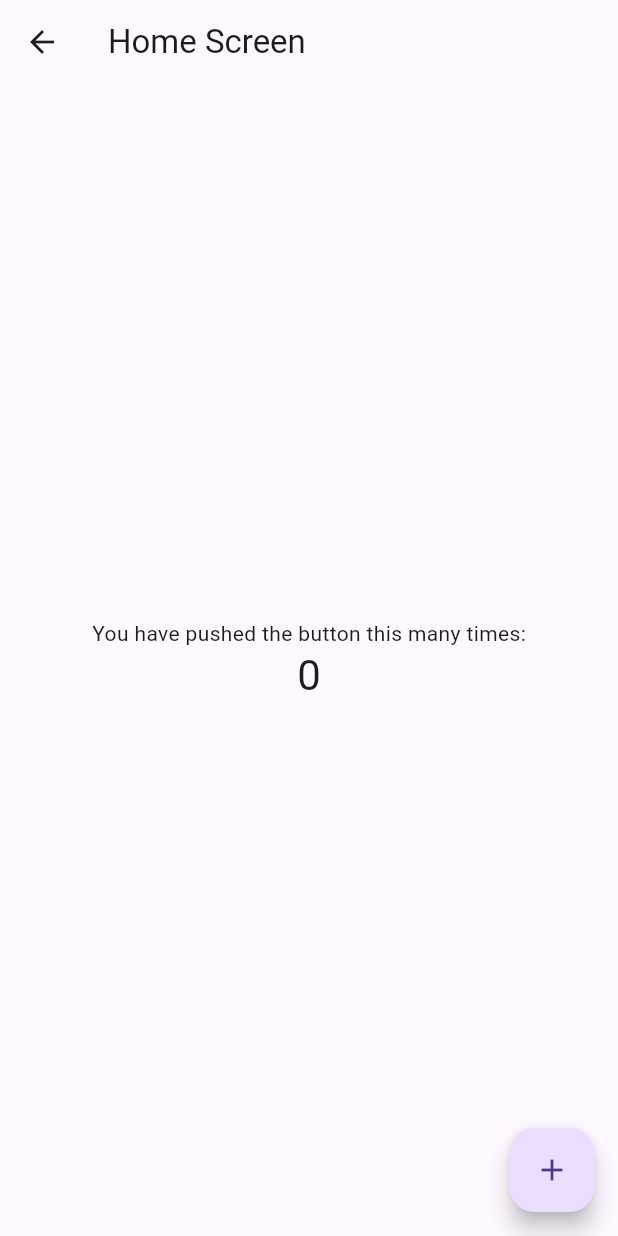
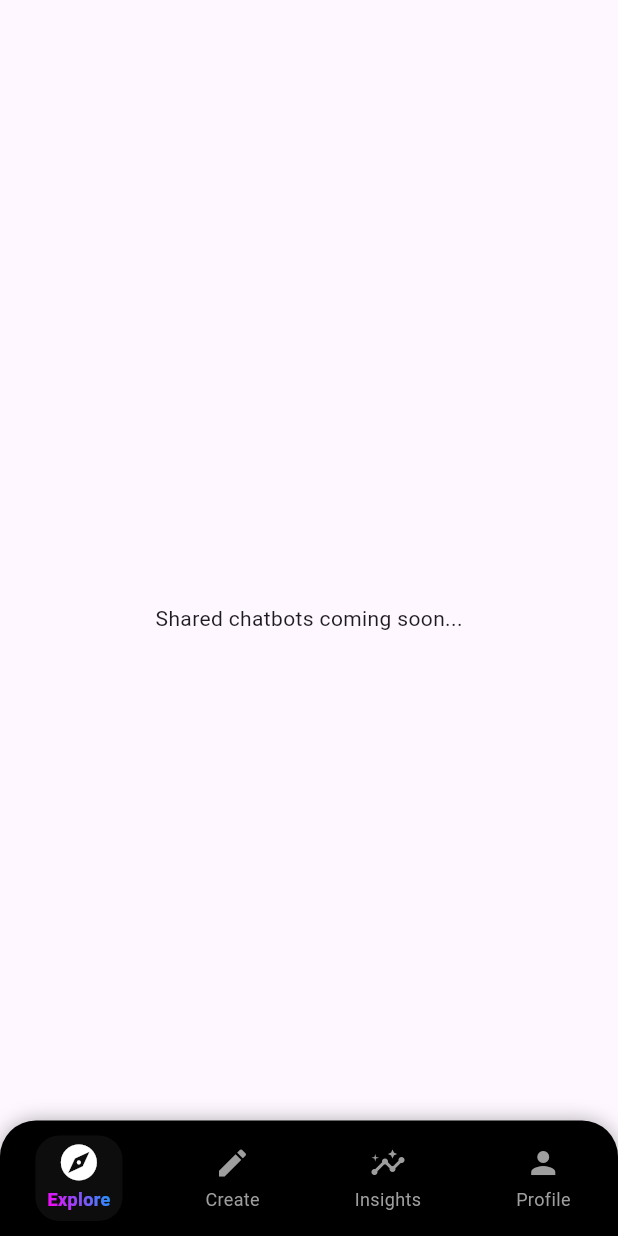
Before and after one commit to duythanh90/datawise-ai, a Flutter app: the HomeScreen screen opened by its route, on a phone screen of 412 x 824 dp. Run offline on Flutter 3.47's test engine with Material 3 defaults, Android fonts, the phone set to English and light mode, and no system bars; our stand-ins replace animate_do, firebase_auth, firebase_core, fluttertoast, google_sign_in, shared_preferences and 1 more; accounts and stored records are empty; Roboto replaces fonts that are missing (Montserrat); project files that could hold a hidden picture were left out.

Commit message:
home page design

```diff
--- a/assets/languages/en.json
+++ b/assets/languages/en.json
@@ -27,5 +27,9 @@
     "accept_privacy_policy": "I accept the privacy policy",
     "show_privacy_policy_button": "Show Privacy Policy",
     "close_button": "Close",
+    "tab_explore": "Explore",
+    "tab_create": "Create",
+    "tab_insights": "Insights",
+    "tab_profile": "Profile",
     "test": ""
 }
--- /dev/null
+++ b/lib/features/home/components/custom_bottom_nav.dart
@@ -0,0 +1,100 @@
+import 'package:flutter/material.dart';
+import 'package:flutter/services.dart';
+import 'package:datawiseai/widgets/gradient_text.dart';
+
+typedef OnTabSelected = void Function(int index);
+
+class CustomBottomNav extends StatelessWidget {
+  final int selectedIndex;
+  final List<Map<String, dynamic>> tabItems;
+  final OnTabSelected onTabSelected;
+
+  const CustomBottomNav({
+    super.key,
+    required this.selectedIndex,
+    required this.tabItems,
+    required this.onTabSelected,
+  });
+
+  @override
+  Widget build(BuildContext context) {
+    return Container(
+      padding: const EdgeInsets.symmetric(vertical: 10),
+      decoration: BoxDecoration(
+        color: Colors.black,
+        borderRadius: const BorderRadius.only(
+          topLeft: Radius.circular(24),
+          topRight: Radius.circular(24),
+        ),
+        boxShadow: [
+          BoxShadow(
+            color: Colors.black.withOpacity(0.3),
+            blurRadius: 10,
+          )
+        ],
+      ),
+      child: Row(
+        mainAxisAlignment: MainAxisAlignment.spaceAround,
+        children: List.generate(tabItems.length, (index) {
+          final isSelected = selectedIndex == index;
+          final icon = tabItems[index]['icon'] as IconData;
+          final label = tabItems[index]['label'] as String;
+
+          return GestureDetector(
+            onTap: () {
+              if (selectedIndex != index) {
+                HapticFeedback.lightImpact();
+                onTabSelected(index);
+              }
+            },
+            child: AnimatedContainer(
+              duration: const Duration(milliseconds: 200),
+              curve: Curves.easeInOut,
+              padding: const EdgeInsets.symmetric(horizontal: 8, vertical: 6),
+              decoration: BoxDecoration(
+                color: isSelected
+                    ? Colors.white.withOpacity(0.05)
+                    : Colors.transparent,
+                borderRadius: BorderRadius.circular(16),
+              ),
+              child: Column(
+                mainAxisSize: MainAxisSize.min,
+                children: [
+                  AnimatedScale(
+                    scale: isSelected ? 1.2 : 1.0,
+                    duration: const Duration(milliseconds: 200),
+                    child: Icon(
+                      icon,
+                      color: isSelected ? Colors.white : Colors.grey,
+                    ),
+                  ),
+                  const SizedBox(height: 4),
+                  AnimatedSwitcher(
+                    duration: const Duration(milliseconds: 250),
+                    child: isSelected
+                        ? GradientText(
+                            label,
+                            key: ValueKey(label),
+                            style: const TextStyle(
+                              fontSize: 12,
+                              fontWeight: FontWeight.bold,
+                            ),
+                          )
+                        : Text(
+                            label,
+                            key: ValueKey('$label-unselected'),
+                            style: const TextStyle(
+                              fontSize: 12,
+                              color: Colors.grey,
+                            ),
+                          ),
+                  ),
+                ],
+              ),
+            ),
+          );
+        }),
+      ),
+    );
+  }
+}
--- a/lib/features/home/home_screen.dart
+++ b/lib/features/home/home_screen.dart
@@ -1,41 +1,72 @@
+import 'package:datawiseai/features/home/tabs/create/create_tab.dart';
+import 'package:datawiseai/features/home/tabs/explore/explore_tab.dart';
+import 'package:datawiseai/features/home/tabs/insights/insights_tab.dart';
+import 'package:datawiseai/features/home/tabs/profile/profile_tab.dart';
+import 'package:datawiseai/features/home/components/custom_bottom_nav.dart';
 import 'package:flutter/material.dart';
-import 'package:provider/provider.dart';
-import 'home_provider.dart';
 import '../../localization/app_localizations.dart';
 
-class HomeScreen extends StatelessWidget {
+class HomeScreen extends StatefulWidget {
   const HomeScreen({super.key});
+
+  @override
+  State<HomeScreen> createState() => _HomeScreenState();
+}
+
+class _HomeScreenState extends State<HomeScreen> {
+  int _selectedIndex = 0;
+
+  final List<Widget> _pages = const [
+    ExploreTab(),
+    CreateTab(),
+    InsightsTab(),
+    ProfileTab(),
+  ];
+
+  void _onItemTapped(int index) {
+    setState(() {
+      _selectedIndex = index;
+    });
+  }
 
   @override
   Widget build(BuildContext context) {
     var appLocalizations = AppLocalizations.of(context)!;
 
+    final tabItems = [
+      {
+        'icon': Icons.explore,
+        'label': appLocalizations.translate('tab_explore'),
+      },
+      {
+        'icon': Icons.create,
+        'label': appLocalizations.translate('tab_create'),
+      },
+      {
+        'icon': Icons.insights,
+        'label': appLocalizations.translate('tab_insights'),
+      },
+      {
+        'icon': Icons.person,
+        'label': appLocalizations.translate('tab_profile'),
+      },
+    ];
+
     return Scaffold(
-      appBar: AppBar(
-        title: Text(appLocalizations.translate('home_screen_title')),
-      ),
-      body: Center(
-        child: Column(
-          mainAxisAlignment: MainAxisAlignment.center,
-          children: [
-            Text(appLocalizations.translate('counter_text')),
-            Consumer<HomeProvider>(
-              builder: (context, homeProvider, child) {
-                return Text(
-                  '${homeProvider.counter}',
-                  style: Theme.of(context).textTheme.headlineMedium,
-                );
-              },
+      body: Stack(
+        children: [
+          _pages[_selectedIndex],
+          Positioned(
+            left: 0,
+            right: 0,
+            bottom: 0,
+            child: CustomBottomNav(
+              selectedIndex: _selectedIndex,
+              tabItems: tabItems,
+              onTabSelected: _onItemTapped,
             ),
-          ],
-        ),
-      ),
-      floatingActionButton: FloatingActionButton(
-        onPressed: () {
-          context.read<HomeProvider>().incrementCounter();
-        },
-        tooltip: appLocalizations.translate('increment_button'),
-        child: const Icon(Icons.add),
+          ),
+        ],
       ),
     );
   }
--- /dev/null
+++ b/lib/features/home/tabs/explore/explore_tab.dart
@@ -0,0 +1,10 @@
+import 'package:flutter/material.dart';
+
+class ExploreTab extends StatelessWidget {
+  const ExploreTab({super.key});
+
+  @override
+  Widget build(BuildContext context) {
+    return Center(child: Text('Shared chatbots coming soon...'));
+  }
+}
```
Also changed, not shown: lib/features/home/tabs/create/create_tab.dart (added, +10 -0 lines), lib/features/home/tabs/insights/insights_tab.dart (added, +11 -0 lines), lib/features/home/tabs/profile/profile_tab.dart (added, +10 -0 lines), lib/features/intro/intro_message_list.dart (+9 -11 lines), lib/features/intro/intro_screen_provider.dart (+40 -49 lines), lib/utils/storage_utils.dart (+16 -7 lines), 7 other files.
